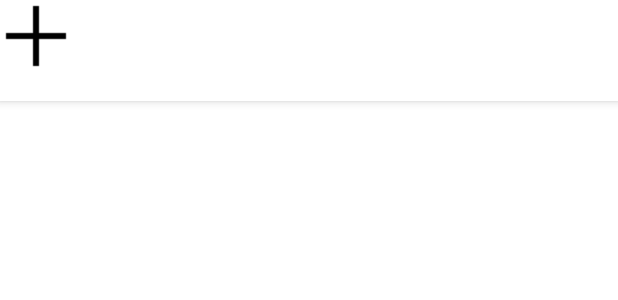
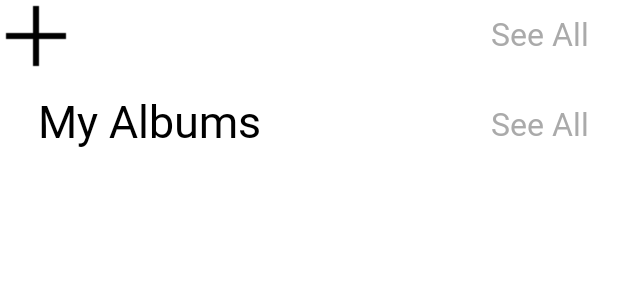
Before and after one commit to wijdanRamadan/myGraduation, an Android app: the layout fragment_foryou.xml on its own in the app's theme, with its tools: preview values and no code run, on a phone screen of 412 x 824 dp. Shown: the top 300 px of the screen. Run offline under Robolectric (Android 15) with nearby library versions, the light colour scheme and no system bars.

Commit message:
albums recyclerView , half action bar

```diff
--- a/app/src/main/res/layout/fragment_foryou.xml
+++ b/app/src/main/res/layout/fragment_foryou.xml
@@ -10,50 +10,110 @@
     android:orientation="vertical"
     tools:context=".presentation.foryou.ForyouFragment">
 
+
     <com.google.android.material.appbar.AppBarLayout
-        android:id="@+id/appbar"
-        android:layout_width="0dp"
+        android:id="@+id/albums_titlebar"
+        android:layout_width="match_parent"
+        android:layout_height="60dp"
+        android:background="#ffff"
+
+        android:label="@string/my_albums"
+        android:minHeight="?attr/actionBarSize"
+        app:layout_constraintEnd_toEndOf="parent"
+        app:layout_constraintHorizontal_bias="0.0"
+        app:layout_constraintStart_toStartOf="parent"
+        app:layout_constraintTop_toTopOf="parent"
+
+        android:theme="@style/NoShadowBarTheme">
+
+        <RelativeLayout
+            android:layout_width="match_parent"
+            android:layout_height="match_parent"
+            android:layout_gravity="center">
+
+            <ImageView
+                android:id="@+id/plus_imageView2"
+                android:layout_width="wrap_content"
+                android:layout_height="wrap_content"
+                android:layout_gravity="center_horizontal"
+                app:srcCompat="@drawable/plus" />
+
+            <TextView
+                android:id="@+id/albums_word_textView2"
+                android:layout_width="wrap_content"
+                android:layout_height="wrap_content"
+                android:layout_alignParentEnd="true"
+                android:layout_alignParentRight="true"
+                android:layout_centerHorizontal="true"
+                android:layout_marginEnd="19dp"
+                android:layout_marginRight="20dp"
+                android:fontFamily="@font/fts"
+                android:text="@string/see_all"
+                android:textColor="@android:color/darker_gray"
+                android:textSize="21sp"
+                android:layout_marginTop="8dp"/>
+        </RelativeLayout>
+    </com.google.android.material.appbar.AppBarLayout>
+
+
+    <com.google.android.material.appbar.AppBarLayout
+        android:id="@+id/albums_appbar"
+        android:layout_width="match_parent"
         android:layout_height="wrap_content"
         android:background="#ffff"
 
         android:label="@string/my_albums"
         android:minHeight="?attr/actionBarSize"
-        android:scrollbarThumbHorizontal="@drawable/plus"
-        android:scrollbarThumbVertical="@drawable/plus"
-        android:theme="?attr/actionBarTheme"
-        app:layout_constraintEnd_toEndOf="parent"
-        app:layout_constraintHorizontal_bias="0.0"
-        app:layout_constraintStart_toStartOf="parent"
-        app:layout_constraintTop_toTopOf="parent">
+        app:layout_constraintHorizontal_bias="1"
+        app:layout_constraintTop_toBottomOf="@id/albums_titlebar"
+        android:theme="@style/NoShadowBarTheme"
+        >
 
-        <ImageView
-            android:id="@+id/plus_imageView"
-            android:layout_width="wrap_content"
+        <RelativeLayout
+            android:layout_width="match_parent"
             android:layout_height="wrap_content"
             android:layout_gravity="center_vertical"
-            android:contentDescription="@string/albums"
-            android:foregroundGravity="center_vertical"
-            android:src="@drawable/plus" />
+            >
 
-        <TextView
-            android:id="@+id/albums_word_textView"
-            android:layout_width="wrap_content"
-            android:layout_height="wrap_content"
-            android:layout_gravity="center_horizontal"
-            android:text="@string/albums" />
+            <TextView
+                android:id="@+id/My_albums_textview"
+                android:layout_width="wrap_content"
+                android:layout_height="wrap_content"
+                android:layout_gravity="left|center_vertical"
+                android:layout_marginLeft="25dp"
+                android:contentDescription="@string/albums"
+                android:fontFamily="@font/bold"
+                android:text="@string/my_albums"
+                android:textColor="@android:color/black"
+                android:textSize="30sp" />
 
+            <TextView
+                android:id="@+id/see_all_button"
+                android:layout_width="wrap_content"
+                android:layout_height="wrap_content"
+                android:layout_alignParentEnd="true"
+                android:layout_alignParentRight="true"
+                android:layout_centerHorizontal="true"
+                android:layout_marginEnd="19dp"
+                android:layout_marginRight="20dp"
+                android:fontFamily="@font/fts"
+                android:text="@string/see_all"
+                android:textColor="@android:color/darker_gray"
+                android:textSize="21sp"
+                android:layout_marginTop="8dp"/>
+        </RelativeLayout>
     </com.google.android.material.appbar.AppBarLayout>
 
     <androidx.recyclerview.widget.RecyclerView
         android:id="@+id/foryou_recycleView"
         android:layout_width="0dp"
-        android:layout_height="520dp"
-        android:layout_below="@id/appbar"
+        android:layout_height="550dp"
+        android:layout_below="@id/albums_appbar"
         android:layout_centerInParent="true"
         android:orientation="horizontal"
         app:layout_constraintEnd_toEndOf="parent"
         app:layout_constraintHorizontal_bias="1.0"
         app:layout_constraintStart_toStartOf="parent"
-        app:layout_constraintTop_toBottomOf="@+id/appbar"></androidx.recyclerview.widget.RecyclerView>
+        app:layout_constraintTop_toBottomOf="@+id/albums_appbar"></androidx.recyclerview.widget.RecyclerView>
 
 </androidx.constraintlayout.widget.ConstraintLayout>
--- a/app/src/main/res/values/strings.xml
+++ b/app/src/main/res/values/strings.xml
@@ -9,4 +9,5 @@
     <string name="image_content_description">description</string>
     <string name="drawee_recycler_title">xx</string>
     <string name="my_albums">My Albums</string>
+    <string name="see_all">See All</string>
 </resources>
--- a/app/src/main/res/values/styles.xml
+++ b/app/src/main/res/values/styles.xml
@@ -8,4 +8,14 @@
         <item name="colorAccent">@color/colorAccent</item>
     </style>
 
+
+    <style name="NoShadowBarTheme" parent="android:Theme.Holo.Light">
+        <item name="android:windowContentOverlay">@null</item>
+        <!-- remove shadow below action bar -->
+        <!-- <item name="android:elevation">0dp</item> -->
+        <!-- Support library compatibility -->
+        <item name="elevation">0dp</item>
+
+    </style>
+
 </resources>
```
Also changed, not shown: app/src/main/java/com/example/graduationprojectgallery/presentation/foryou/ForyouFragment.java (+17 -13 lines), app/src/main/res/layout/albums_titlebar.xml (added, +30 -0 lines), app/src/main/res/layout/foryou_fragment_recycler_item.xml (+14 -11 lines), 1 other file.
